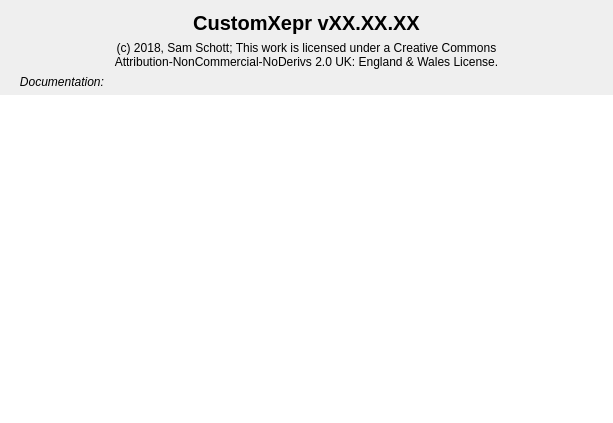
This is xeprtools/about_window.ui in OE-FET/customxepr as Qt 5 draws it before an edit. The edited form follows.
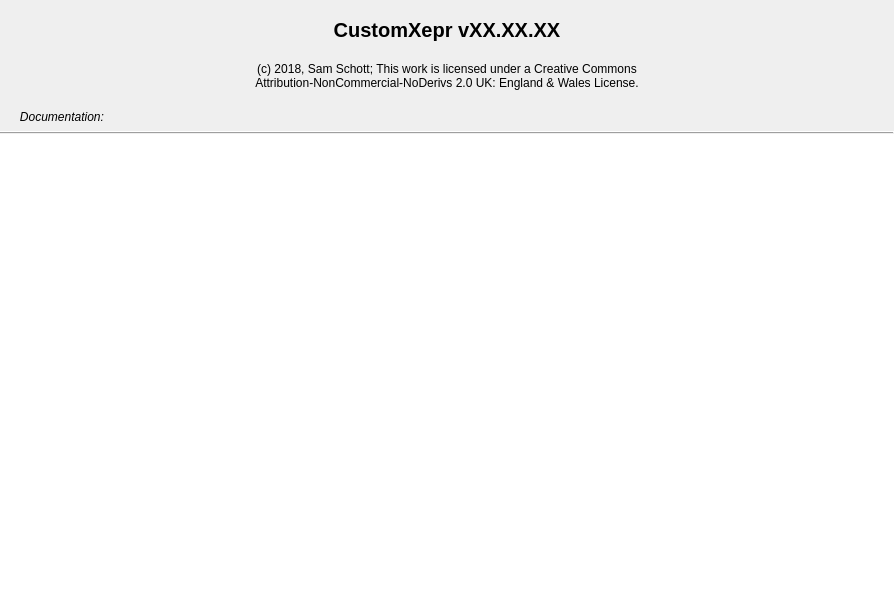
This is the edited form.

Commit message: improved documentation in about_window

What changed in the file:
```diff
--- a/xeprtools/about_window.ui
+++ b/xeprtools/about_window.ui
@@ -6,14 +6,17 @@
    <rect>
     <x>0</x>
     <y>0</y>
-    <width>613</width>
-    <height>423</height>
+    <width>894</width>
+    <height>589</height>
    </rect>
   </property>
   <property name="windowTitle">
    <string>About</string>
   </property>
   <layout class="QVBoxLayout" name="verticalLayout">
+   <property name="spacing">
+    <number>0</number>
+   </property>
    <property name="leftMargin">
     <number>0</number>
    </property>
@@ -23,6 +26,22 @@
    <property name="bottomMargin">
     <number>0</number>
    </property>
+   <item>
+    <spacer name="verticalSpacer_3">
+     <property name="orientation">
+      <enum>Qt::Vertical</enum>
+     </property>
+     <property name="sizeType">
+      <enum>QSizePolicy::Fixed</enum>
+     </property>
+     <property name="sizeHint" stdset="0">
+      <size>
+       <width>20</width>
+       <height>7</height>
+      </size>
+     </property>
+    </spacer>
+   </item>
    <item>
     <widget class="QLabel" name="titleText">
      <property name="font">
@@ -40,6 +59,22 @@
      </property>
     </widget>
    </item>
+   <item>
+    <spacer name="verticalSpacer_2">
+     <property name="orientation">
+      <enum>Qt::Vertical</enum>
+     </property>
+     <property name="sizeType">
+      <enum>QSizePolicy::Fixed</enum>
+     </property>
+     <property name="sizeHint" stdset="0">
+      <size>
+       <width>20</width>
+       <height>20</height>
+      </size>
+     </property>
+    </spacer>
+   </item>
    <item>
     <widget class="QLabel" name="labelCopyRight">
      <property name="text">
@@ -51,6 +86,22 @@
      </property>
     </widget>
    </item>
+   <item>
+    <spacer name="verticalSpacer">
+     <property name="orientation">
+      <enum>Qt::Vertical</enum>
+     </property>
+     <property name="sizeType">
+      <enum>QSizePolicy::Fixed</enum>
+     </property>
+     <property name="sizeHint" stdset="0">
+      <size>
+       <width>20</width>
+       <height>20</height>
+      </size>
+     </property>
+    </spacer>
+   </item>
    <item>
     <widget class="QLabel" name="label">
      <property name="font">
@@ -63,6 +114,32 @@
      </property>
     </widget>
    </item>
+   <item>
+    <spacer name="verticalSpacer_4">
+     <property name="orientation">
+      <enum>Qt::Vertical</enum>
+     </property>
+     <property name="sizeType">
+      <enum>QSizePolicy::Fixed</enum>
+     </property>
+     <property name="sizeHint" stdset="0">
+      <size>
+       <width>20</width>
+       <height>7</height>
+      </size>
+     </property>
+    </spacer>
+   </item>
+   <item>
+    <widget class="Line" name="line">
+     <property name="frameShadow">
+      <enum>QFrame::Raised</enum>
+     </property>
+     <property name="orientation">
+      <enum>Qt::Horizontal</enum>
+     </property>
+    </widget>
+   </item>
    <item>
     <widget class="QTextBrowser" name="textBrowser">
      <property name="frameShape">
```
The commit also changes 4 other files.
